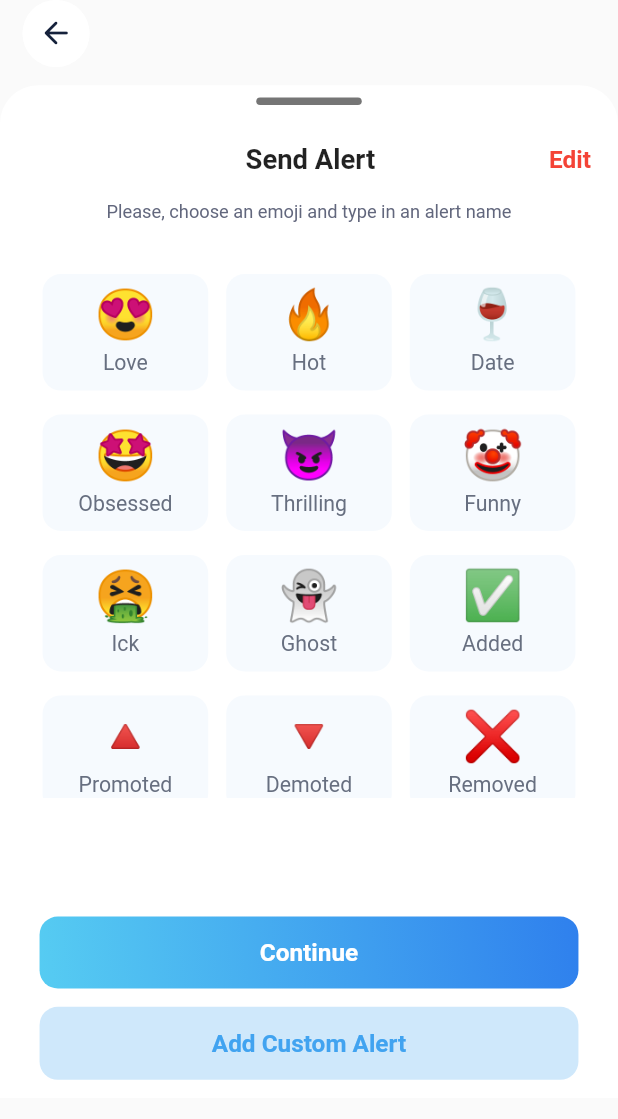
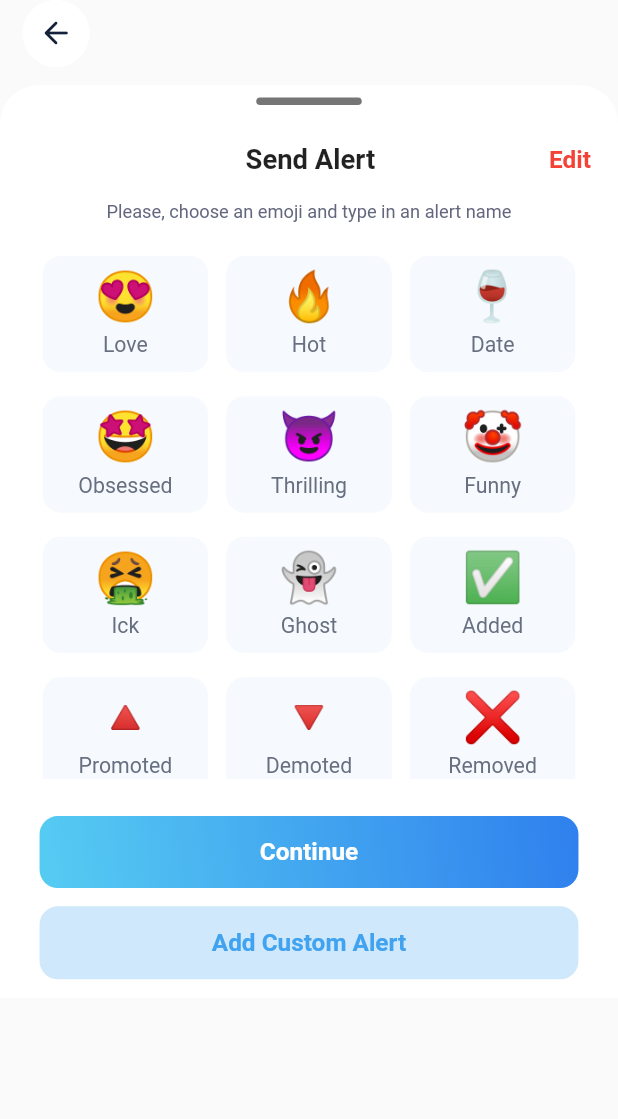
Before and after one commit to mikegitdev/testcode, a Flutter app: the SendAlertBottom widget shown alone on an empty page, opened directly, after a tap on "Continue", on a phone screen of 412 x 824 dp. Shown: the top 1119 px of the screen. Run offline on Flutter 3.47's test engine with Material 2 defaults, Android fonts, the phone set to English and light mode, and no system bars; our stand-ins replace flutter_screenutil, flutter_svg, get, image_cropper, image_picker, photo_view and 2 more; accounts and stored records are empty; network calls fail; Roboto replaces fonts that are missing (Proxima-Nova).

Commit message:
Code Update

```diff
--- a/lib/inner/bottom_sheet/send_alert_bottom.dart
+++ b/lib/inner/bottom_sheet/send_alert_bottom.dart
@@ -80,9 +80,9 @@ class SendAlertBottom extends GetView<InnerController> {
                     style: AppTextStyle.regularNormal
                         .copyWith(fontSize: 12.sp, color: AppColor.c62677D),
                   ),
-                  32.verticalSpace,
+                  20.verticalSpace,
                   SizedBox(
-                    height: 400.h,
+                    height: controller.createdEmojis != null && controller.createdEmojis!.isNotEmpty ? 450.h : 346.h,
                     child: ListView(
                       children: [
                         Container(
@@ -112,7 +112,6 @@ class SendAlertBottom extends GetView<InnerController> {
                             itemCount: controller.localEmojis.length,
                           ),
                         ),
-
                         controller.createdEmojis != null && controller.createdEmojis!.isNotEmpty
                             ? Column(
                           children: [
@@ -127,8 +126,8 @@ class SendAlertBottom extends GetView<InnerController> {
                               padding: EdgeInsets.symmetric(horizontal: 24.w),
                               height: 200.h,
                               child: GridView.builder(
-                                gridDelegate:
-                                const SliverGridDelegateWithMaxCrossAxisExtent(
+                                physics: const NeverScrollableScrollPhysics(),
+                                gridDelegate: const SliverGridDelegateWithMaxCrossAxisExtent(
                                   maxCrossAxisExtent: 140,
                                   childAspectRatio: 3 / 2.14,
                                   crossAxisSpacing: 8,
@@ -164,11 +163,12 @@ class SendAlertBottom extends GetView<InnerController> {
                       child: ElevatedButton(
                         onPressed: () {
                           if (controller.selectedEmoji != null) {
-                            Get.bottomSheet(
-                              const ShareAlertBottom(),
-                              isScrollControlled: true,
-                              backgroundColor: Colors.transparent,
-                            );
+                            controller.openBottomSheet(bottomSheet: const ShareAlertBottom());
+                            // Get.bottomSheet(
+                            //   const ShareAlertBottom(),
+                            //   isScrollControlled: true,
+                            //   backgroundColor: Colors.transparent,
+                            // );
                           }
                         }, //AppColor.gradient_03
                         style: ElevatedButton.styleFrom(
@@ -191,11 +191,13 @@ class SendAlertBottom extends GetView<InnerController> {
                     child: ElevatedButton(
                       onPressed: () {
                         // sendAlert(context);
-                        Get.bottomSheet(
-                          const CreateAlertBottom(),
-                          isScrollControlled: true,
-                          backgroundColor: Colors.transparent,
-                        ).whenComplete(() => controller.cleanCreateEmoji());
+
+                        controller.openBottomSheet(bottomSheet: const CreateAlertBottom(), isCleanCreatedEmoji: true);
+                        // Get.bottomSheet(
+                        //   const CreateAlertBottom(),
+                        //   isScrollControlled: true,
+                        //   backgroundColor: Colors.transparent,
+                        // ).whenComplete(() => controller.cleanCreateEmoji());
                       },
                       style: ElevatedButton.styleFrom(
                         elevation: 0.0,
```
Also changed, not shown: lib/inner/bottom_sheet/create_alert_bottom.dart (+11 -23 lines), lib/inner/bottom_sheet/send_tochat_bottom.dart (+24 -16 lines), lib/inner/bottom_sheet/share_alert_bottom.dart (+6 -5 lines), lib/inner/rostr_info/inner_controller.dart (+31 -8 lines), lib/inner/rostr_info/inner_screen.dart (+9 -10 lines).
